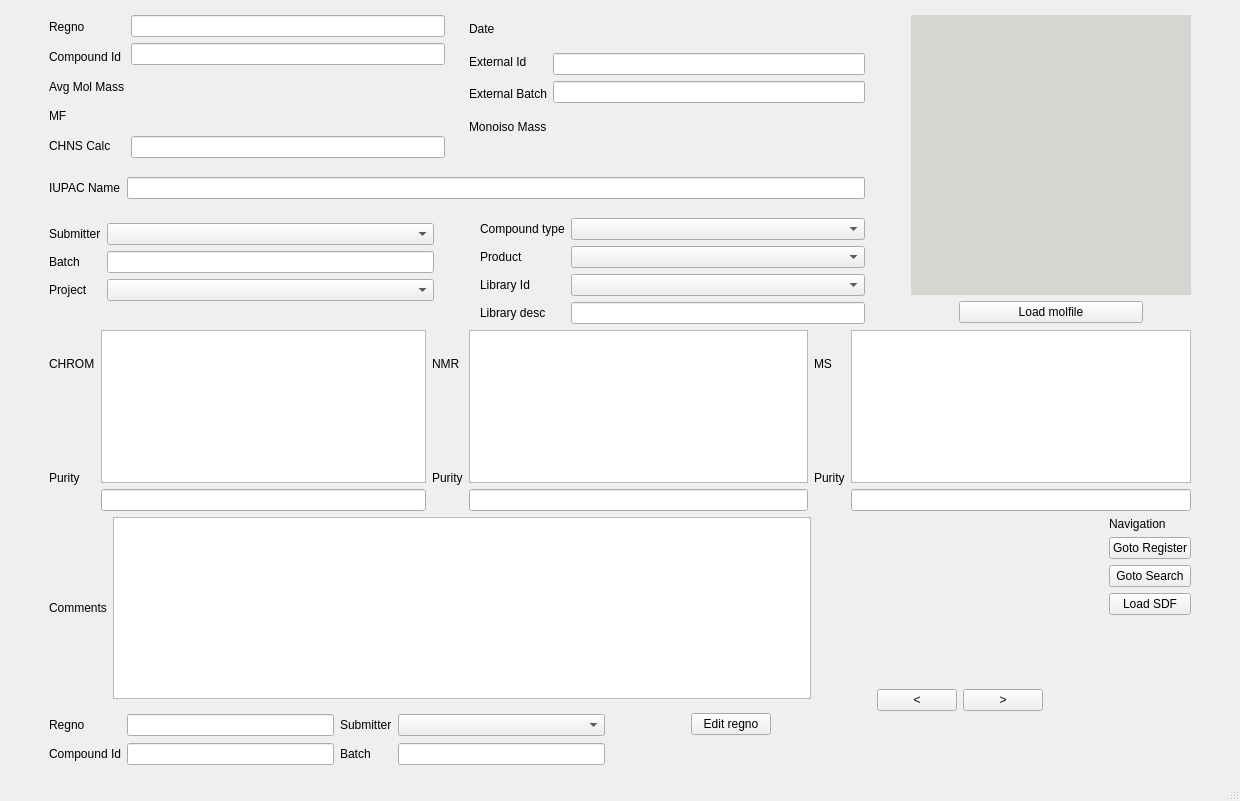
First picture: the form in chemReg/searchchem.ui, repository dahlbma/scarab_tornado, before the edit.
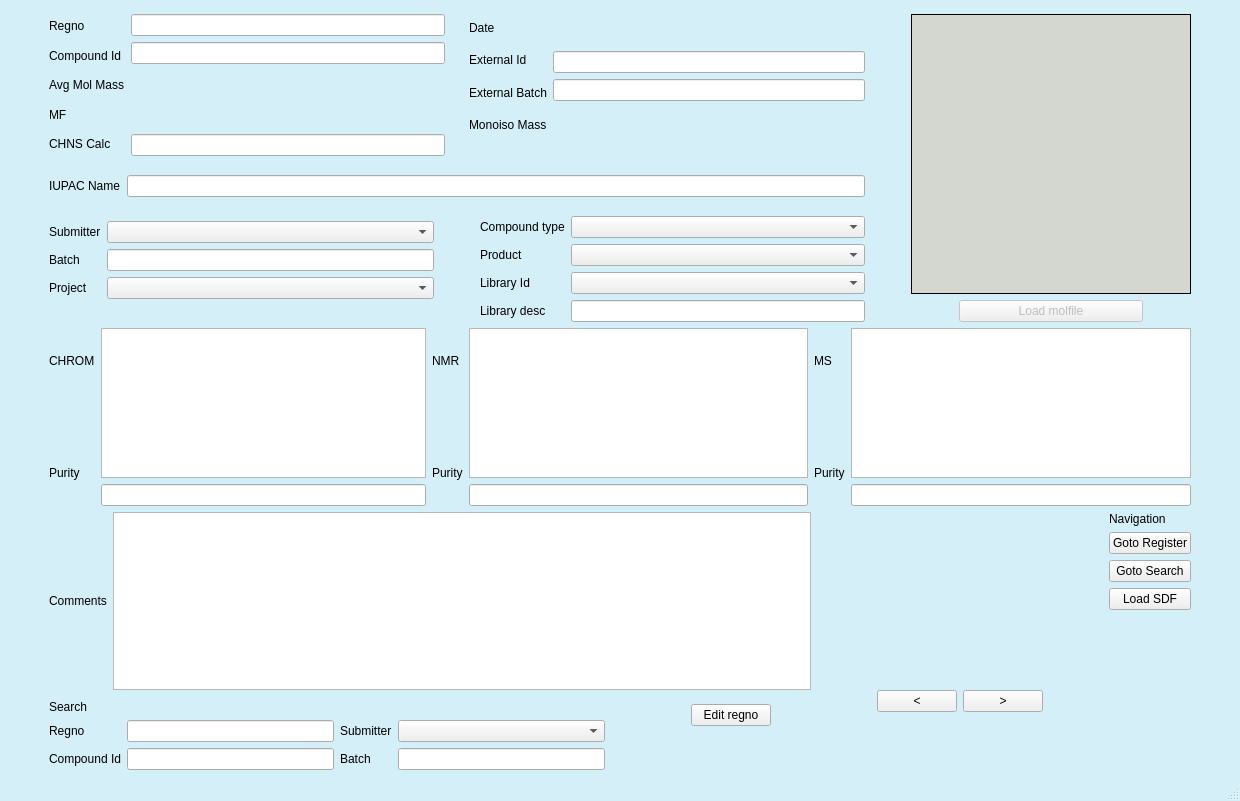
Second picture: the form after the edit.

Commit message: add background colors to main windows

```diff
--- a/chemReg/searchchem.ui
+++ b/chemReg/searchchem.ui
@@ -17,7 +17,12 @@
    <string>Search</string>
   </property>
   <property name="styleSheet">
-   <string notr="true"/>
+   <string notr="true">QMainWindow#MainWindow{
+background-color: rgba(212, 239, 248, 255);
+}
+QWidget#centralwidget{
+background-color: rgba(212, 239, 248, 255);
+}</string>
   </property>
   <widget class="QWidget" name="centralwidget">
    <layout class="QGridLayout" name="gridLayout">
@@ -543,7 +548,7 @@
              </size>
             </property>
             <property name="styleSheet">
-             <string notr="true">background-color: rgb(211, 215, 207);</string>
+             <string notr="true">background-color: rgb(211, 215, 207); border: 1px solid black;</string>
             </property>
             <property name="text">
              <string/>
@@ -570,6 +575,9 @@
             </item>
             <item>
              <widget class="QPushButton" name="loadmol_btn">
+              <property name="enabled">
+               <bool>false</bool>
+              </property>
               <property name="text">
                <string>Load molfile</string>
               </property>
@@ -945,47 +953,54 @@
            <layout class="QHBoxLayout" name="horizontalLayout_14">
             <item>
              <layout class="QGridLayout" name="gridLayout_4">
-              <item row="3" column="1">
+              <item row="4" column="2">
+               <widget class="QLabel" name="label_17">
+                <property name="text">
+                 <string>Batch</string>
+                </property>
+               </widget>
+              </item>
+              <item row="1" column="3">
+               <widget class="QComboBox" name="submitter_search_cb"/>
+              </item>
+              <item row="4" column="1">
                <widget class="QLineEdit" name="compoundid_search_eb"/>
               </item>
-              <item row="0" column="1">
-               <widget class="QLineEdit" name="regno_search_eb">
+              <item row="1" column="2">
+               <widget class="QLabel" name="label_14">
                 <property name="text">
-                 <string/>
+                 <string>Submitter</string>
                 </property>
                </widget>
               </item>
-              <item row="3" column="0">
+              <item row="4" column="3">
+               <widget class="QLineEdit" name="batch_search_eb"/>
+              </item>
+              <item row="4" column="0">
                <widget class="QLabel" name="label_13">
                 <property name="text">
                  <string>Compound Id</string>
                 </property>
                </widget>
               </item>
-              <item row="0" column="3">
-               <widget class="QComboBox" name="submitter_search_cb"/>
-              </item>
-              <item row="0" column="0">
+              <item row="1" column="0">
                <widget class="QLabel" name="label_6">
                 <property name="text">
                  <string>Regno</string>
                 </property>
                </widget>
               </item>
-              <item row="3" column="3">
-               <widget class="QLineEdit" name="batch_search_eb"/>
-              </item>
-              <item row="0" column="2">
-               <widget class="QLabel" name="label_14">
+              <item row="1" column="1">
+               <widget class="QLineEdit" name="regno_search_eb">
                 <property name="text">
-                 <string>Submitter</string>
+                 <string/>
                 </property>
                </widget>
               </item>
-              <item row="3" column="2">
-               <widget class="QLabel" name="label_17">
+              <item row="0" column="0">
+               <widget class="QLabel" name="label_21">
                 <property name="text">
-                 <string>Batch</string>
+                 <string>Search</string>
                 </property>
                </widget>
               </item>
```
The commit also changes 1 other file.
